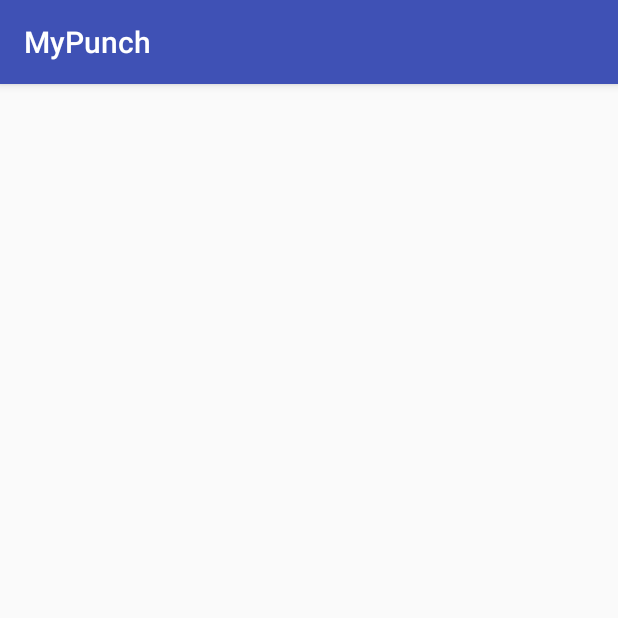
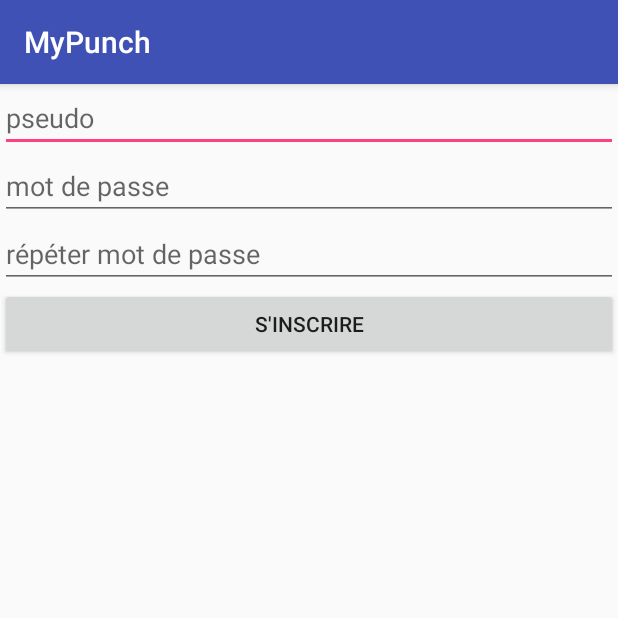
Before and after one commit to Amealky/MyPunch, an Android app: the RegisterActivity screen opened directly, with no data from a screen before it, on a phone screen of 412 x 824 dp, the top half of it. Run offline under Robolectric (Android 15) with nearby library versions, the phone set to English and light mode, and no system bars; our stand-ins replace ButterKnife.

Commit message:
register view

```diff
--- a/app/src/main/java/com/esgi/mypunch/login/LoginActivity.java
+++ b/app/src/main/java/com/esgi/mypunch/login/LoginActivity.java
@@ -1,5 +1,6 @@
 package com.esgi.mypunch.login;
 
+import android.content.Intent;
 import android.os.Bundle;
 import android.support.v7.app.AppCompatActivity;
 import android.view.View;
@@ -9,6 +10,7 @@ import android.widget.ProgressBar;
 import android.widget.Toast;
 
 import com.esgi.mypunch.R;
+import com.esgi.mypunch.register.RegisterActivity;
 
 import butterknife.BindView;
 import butterknife.ButterKnife;
@@ -78,11 +80,13 @@ public class LoginActivity extends AppCompatActivity implements LoginView {
 
     @Override
     public void navigateRegister() {
-
+        Intent intent = new Intent(this, RegisterActivity.class);
+        startActivity(intent);
+        finish();
     }
 
     @Override
     public void navigateToPunchList() {
-
+        // TODO
     }
 }
--- a/app/src/main/java/com/esgi/mypunch/register/RegisterActivity.java
+++ b/app/src/main/java/com/esgi/mypunch/register/RegisterActivity.java
@@ -1,45 +1,83 @@
 package com.esgi.mypunch.register;
 
+import android.content.Intent;
 import android.os.Bundle;
 import android.support.v7.app.AppCompatActivity;
+import android.view.View;
+import android.widget.ProgressBar;
+import android.widget.TextView;
 
 import com.esgi.mypunch.R;
+import com.esgi.mypunch.login.LoginActivity;
+
+import butterknife.BindView;
+import butterknife.ButterKnife;
+import butterknife.OnClick;
 
 public class RegisterActivity extends AppCompatActivity implements RegisterView {
+
+    @BindView(R.id.registerPseudoField) TextView pseudoField;
+    @BindView(R.id.registerPswdField) TextView registerPswdField;
+    @BindView(R.id.repeatPswdField) TextView repeatPswdField;
+    @BindView(R.id.launchRegistrationButton) TextView launchRegistrationButton;
+    @BindView(R.id.registerProgressBar) ProgressBar registerProgressBar;
+
+    private RegisterPresenter registerPresenter;
 
     @Override
     protected void onCreate(Bundle savedInstanceState) {
         super.onCreate(savedInstanceState);
         setContentView(R.layout.activity_register);
+
+        registerPresenter = new RegisterPresenterImpl(this);
+        ButterKnife.bind(this);
+        registerProgressBar.setVisibility(View.GONE);
+    }
+
+    @OnClick(R.id.launchRegistrationButton) public void launchRegistration() {
+        String username = pseudoField.getText().toString();
+        String pswd = registerPswdField.getText().toString();
+        String pswdRepeat = repeatPswdField.getText().toString();
+        registerPresenter.validateCredentials(username, pswd, pswdRepeat);
     }
 
     @Override
     protected void onDestroy() {
         super.onDestroy();
+        registerPresenter.onDestroy();
     }
 
     @Override
     public void showProgress() {
-
+        launchRegistrationButton.setVisibility(View.GONE);
+        registerProgressBar.setVisibility(View.VISIBLE);
     }
 
     @Override
     public void hideProgress() {
-
+        registerProgressBar.setVisibility(View.GONE);
+        launchRegistrationButton.setVisibility(View.VISIBLE);
     }
 
     @Override
     public void setUsernameError(String msg) {
-
+        // TODO
     }
 
     @Override
     public void setPasswordError(String msg) {
+        // TODO
+    }
 
+    @Override
+    public  void setServerError(String msg) {
+        // TODO
     }
 
     @Override
     public void navigateToLogin() {
-
+        Intent intent = new Intent(this, LoginActivity.class);
+        startActivity(intent);
+        finish();
     }
 }
--- a/app/src/main/java/com/esgi/mypunch/register/RegisterPresenter.java
+++ b/app/src/main/java/com/esgi/mypunch/register/RegisterPresenter.java
@@ -3,7 +3,7 @@ package com.esgi.mypunch.register;
 
 public interface RegisterPresenter {
 
-    void validateCredentials(String username, String password);
+    void validateCredentials(String username, String password, String passwordRepeat);
 
     void onDestroy();
 }
--- a/app/src/main/java/com/esgi/mypunch/register/RegisterPresenterImpl.java
+++ b/app/src/main/java/com/esgi/mypunch/register/RegisterPresenterImpl.java
@@ -12,7 +12,7 @@ public class RegisterPresenterImpl implements RegisterPresenter, OnRegisterFinis
     }
 
     @Override
-    public void validateCredentials(String username, String password) {
+    public void validateCredentials(String username, String password, String passwordRepeat) {
         registerView.showProgress();
         // TODO send to web service
     }
@@ -25,14 +25,14 @@ public class RegisterPresenterImpl implements RegisterPresenter, OnRegisterFinis
     @Override
     public void onUsernameError() {
         // TODO if username already taken
+        registerView.hideProgress();
         registerView.setUsernameError(usernameRules);
-        registerView.hideProgress();
     }
 
     @Override
     public void onPasswordError() {
+        registerView.hideProgress();
         registerView.setPasswordError(passwordRules);
-        registerView.hideProgress();
     }
 
     @Override
--- a/app/src/main/java/com/esgi/mypunch/register/RegisterView.java
+++ b/app/src/main/java/com/esgi/mypunch/register/RegisterView.java
@@ -11,5 +11,7 @@ public interface RegisterView {
 
     void setPasswordError(String msg);
 
+    void setServerError(String msg);
+
     void navigateToLogin();
 }
--- a/app/src/main/res/layout/activity_register.xml
+++ b/app/src/main/res/layout/activity_register.xml
@@ -1,8 +1,61 @@
 <?xml version="1.0" encoding="utf-8"?>
 <android.support.constraint.ConstraintLayout xmlns:android="http://schemas.android.com/apk/res/android"
+    xmlns:app="http://schemas.android.com/apk/res-auto"
     xmlns:tools="http://schemas.android.com/tools"
     android:layout_width="match_parent"
     android:layout_height="match_parent"
     tools:context="com.esgi.mypunch.register.RegisterActivity">
 
+    <EditText
+        android:id="@+id/registerPseudoField"
+        android:layout_width="match_parent"
+        android:layout_height="wrap_content"
+        app:layout_constraintLeft_toLeftOf="parent"
+        app:layout_constraintRight_toRightOf="parent"
+        app:layout_constraintTop_toTopOf="parent"
+        android:hint="@string/pseudoFieldHint"
+        android:inputType="text"
+        />
+
+    <EditText
+        android:id="@+id/registerPswdField"
+        android:layout_width="match_parent"
+        android:layout_height="wrap_content"
+        app:layout_constraintLeft_toLeftOf="parent"
+        app:layout_constraintRight_toRightOf="parent"
+        app:layout_constraintTop_toBottomOf="@id/registerPseudoField"
+        android:hint="@string/pswdFieldHint"
+        android:inputType="textPassword"
+        />
+
+    <EditText
+        android:id="@+id/repeatPswdField"
+        android:layout_width="match_parent"
+        android:layout_height="wrap_content"
+        app:layout_constraintLeft_toLeftOf="parent"
+        app:layout_constraintRight_toRightOf="parent"
+        app:layout_constraintTop_toBottomOf="@id/registerPswdField"
+        android:hint="@string/repeat_pswd"
+        android:inputType="textPassword"
+        />
+
+    <Button
+        android:id="@+id/launchRegistrationButton"
+        android:layout_width="match_parent"
+        android:layout_height="wrap_content"
+        app:layout_constraintLeft_toLeftOf="parent"
+        app:layout_constraintRight_toRightOf="parent"
+        app:layout_constraintTop_toBottomOf="@id/repeatPswdField"
+        android:text="@string/registerButtonText"
+        />
+
+    <ProgressBar
+        android:id="@+id/registerProgressBar"
+        android:layout_width="wrap_content"
+        android:layout_height="wrap_content"
+        app:layout_constraintTop_toBottomOf="@id/launchRegistrationButton"
+        app:layout_constraintLeft_toLeftOf="parent"
+        app:layout_constraintRight_toRightOf="parent"
+        />
+
 </android.support.constraint.ConstraintLayout>
--- a/app/src/main/res/values/strings.xml
+++ b/app/src/main/res/values/strings.xml
@@ -4,4 +4,5 @@
     <string name="pswdFieldHint">mot de passe</string>
     <string name="loginButtonText">se connecter</string>
     <string name="registerButtonText">s\'inscrire</string>
+    <string name="repeat_pswd">répéter mot de passe</string>
 </resources>
```
